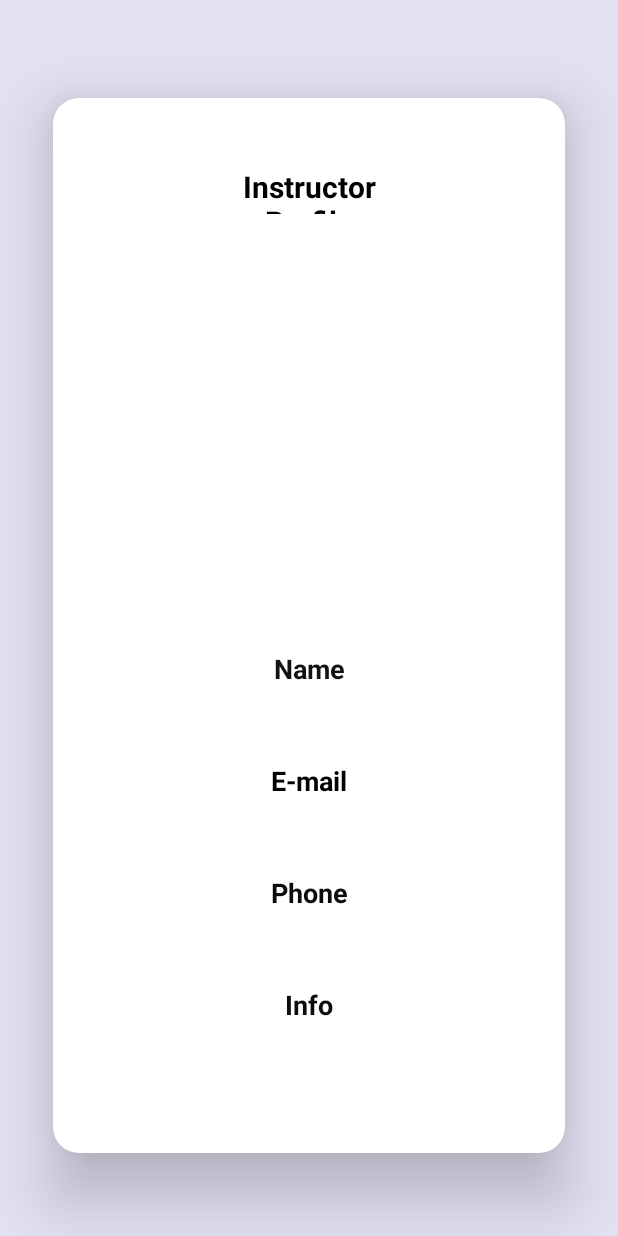
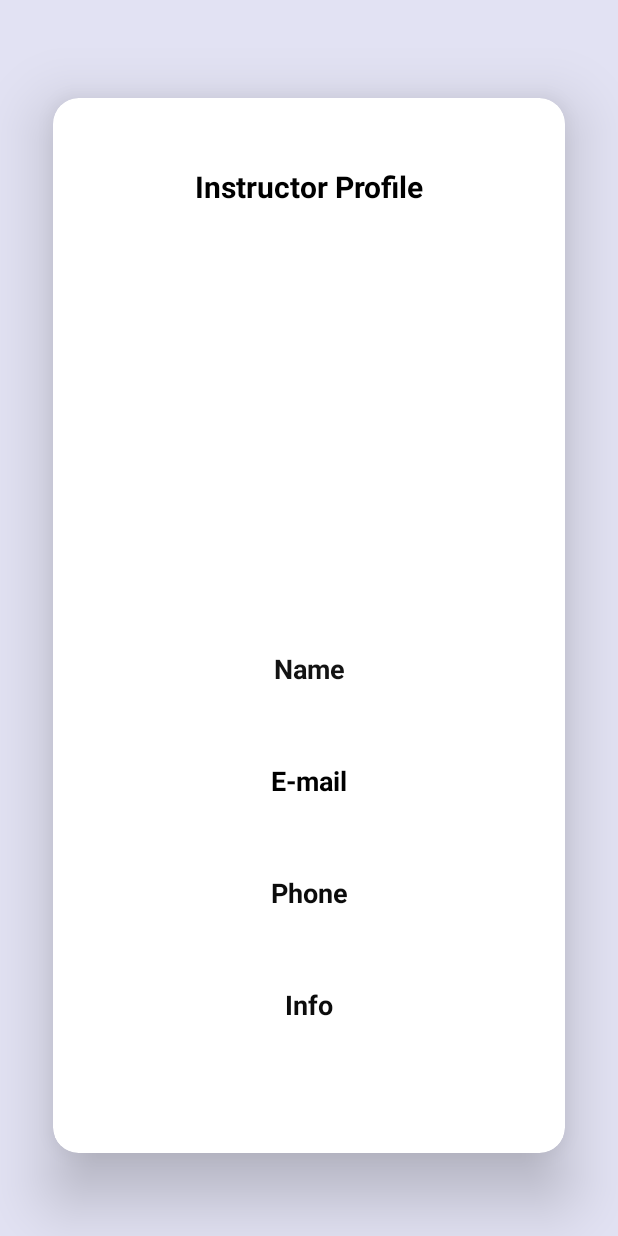
Before and after one commit to NIRAV-13/All-Access, an Android app: the layout activity_instructor_profile.xml on its own in the app's theme, with its tools: preview values and no code run, on a phone screen of 412 x 824 dp. Run offline under Robolectric (Android 15) with nearby library versions, the phone set to English and light mode, and no system bars.

Commit message:
Bug Fixes - UI Component instuctor profile

```diff
--- a/app/src/main/res/layout/activity_instructor_profile.xml
+++ b/app/src/main/res/layout/activity_instructor_profile.xml
@@ -9,9 +9,6 @@
     tools:context=".MainActivity">
 
     <androidx.constraintlayout.widget.ConstraintLayout
-        xmlns:android="http://schemas.android.com/apk/res/android"
-        xmlns:app="http://schemas.android.com/apk/res-auto"
-        xmlns:tools="http://schemas.android.com/tools"
         android:id="@+id/drawerLayout2"
         android:layout_width="match_parent"
         android:layout_height="match_parent"
@@ -36,8 +33,8 @@
 
                 <TextView
                     android:id="@+id/instructor_profile_title"
-                    android:layout_width="150dp"
-                    android:layout_height="32dp"
+                    android:layout_width="230dp"
+                    android:layout_height="41dp"
                     android:layout_marginTop="45dp"
                     android:text="@string/instructor_profile_title"
                     android:textAlignment="center"
--- a/app/src/main/res/layout/student_with_accommodation_item.xml
+++ b/app/src/main/res/layout/student_with_accommodation_item.xml
@@ -90,7 +90,7 @@
             android:layout_width="wrap_content"
             android:layout_height="wrap_content"
             android:layout_marginTop="10dp"
-            android:text="Advisor Name"
+            android:text="Advisor Email"
             android:textStyle="bold"
             android:textColor="#000000"
             app:layout_constraintEnd_toEndOf="@+id/textView16"
@@ -104,7 +104,7 @@
             android:layout_height="wrap_content"
             android:layout_marginTop="10dp"
             android:textColor="#000000"
-            android:text="Advisor Email"
+            android:text="Advisor Name"
             android:textStyle="bold"
             app:layout_constraintEnd_toEndOf="@+id/textView17"
             app:layout_constraintHorizontal_bias="0.0"
```
